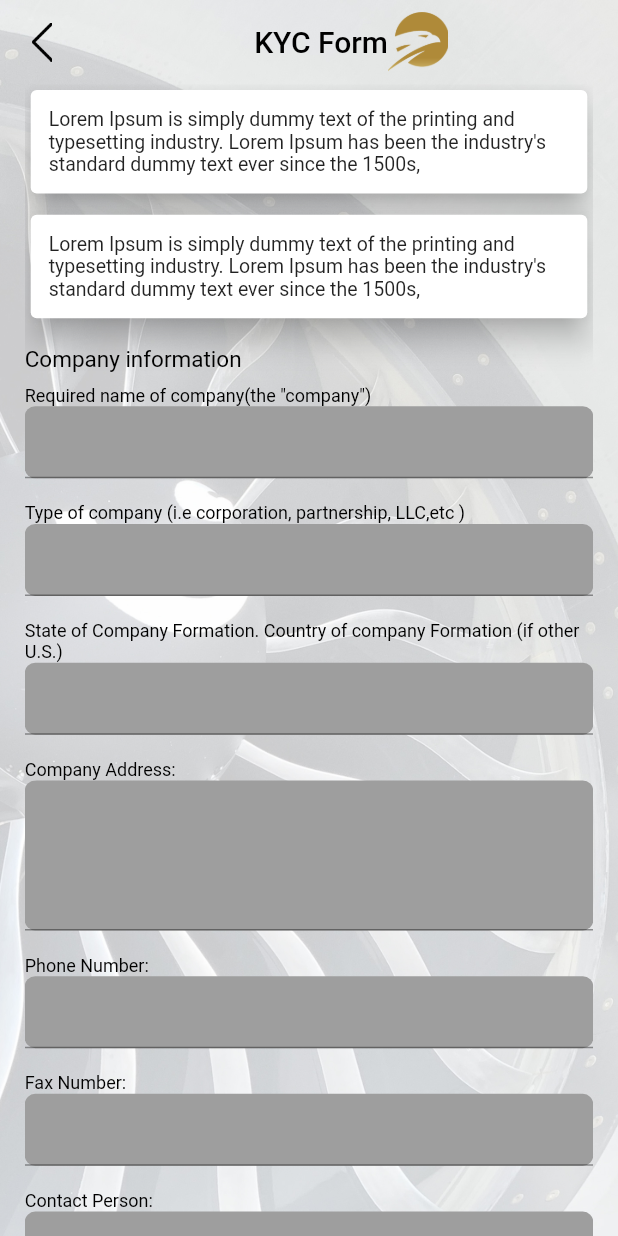
After one commit to UmaiZ/stande_aero, a Flutter app: the kyc_form screen opened directly, on a phone screen of 412 x 824 dp. The commit adds this screen. Run offline on Flutter 3.47's test engine with Material 2 defaults, Android fonts, the light colour scheme and no system bars; our stand-ins replace carousel_slider, get, table_calendar.

Commit message:
payment Completed and Kyc form completed

```diff
--- a/lib/screens/home/home.dart
+++ b/lib/screens/home/home.dart
@@ -5,6 +5,7 @@ import 'package:get/get.dart';
 import 'package:stande_aero/screens/Profile/profile.dart';
 import 'package:stande_aero/screens/booking/booking.dart';
 import 'package:stande_aero/screens/home/drawer.dart';
+import 'package:stande_aero/screens/kyc_Form/kyc_form.dart';
 // import 'package:stande_aero/screens/home/Profile/editprofile.dart';
 // import 'package:stande_aero/screens/home/Profile/profile.dart';
 
@@ -37,6 +38,7 @@ class HomeScreen extends StatelessWidget {
           leading: GestureDetector(
             behavior: HitTestBehavior.translucent,
             onTap: () {
+              Get.to(kyc_form());
               _key.currentState!.openDrawer();
             },
             child: Padding(
--- /dev/null
+++ b/lib/screens/kyc_Form/kyc_form.dart
@@ -0,0 +1,417 @@
+import 'package:flutter/material.dart';
+import 'package:stande_aero/screens/Profile/profile.dart';
+
+class kyc_form extends StatelessWidget {
+  const kyc_form({Key? key}) : super(key: key);
+
+  @override
+  Widget build(BuildContext context) {
+    double res_width = MediaQuery.of(context).size.width;
+    double res_height = MediaQuery.of(context).size.height;
+    return Scaffold(
+      appBar: AppBar(
+        automaticallyImplyLeading: false,
+        backgroundColor: Colors.transparent,
+        elevation: 0,
+        centerTitle: true,
+        leading: GestureDetector(
+          behavior: HitTestBehavior.translucent,
+          onTap: () {
+            Navigator.pop(context);
+            // _key.currentState!.openDrawer();
+          },
+          child: Padding(
+            padding: const EdgeInsets.all(15),
+            child: Container(
+                width: 25,
+                child: Image.asset(
+                  'assets/slicing/Untitled-3.png',
+                )),
+          ),
+        ),
+        title: Row(
+          mainAxisAlignment: MainAxisAlignment.center,
+          children: [
+            Text(
+              'KYC Form',
+              style: TextStyle(color: Colors.black),
+            ),
+            Container(
+                width: 40,
+                height: 40,
+                child: Image.asset('assets/slicing/Untitled-4.png',
+                    fit: BoxFit.cover)),
+          ],
+        ),
+      ),
+      extendBodyBehindAppBar: true,
+      body: Container(
+        width: double.infinity,
+        decoration: BoxDecoration(
+          image: DecorationImage(
+            image: AssetImage("assets/slicing/Untitled-62.jpg"),
+            fit: BoxFit.cover,
+          ),
+        ),
+        child: SafeArea(
+          child: Padding(
+            padding: EdgeInsets.symmetric(horizontal: res_width * 0.04),
+            child: SingleChildScrollView(
+              child: Column(
+                crossAxisAlignment: CrossAxisAlignment.start,
+                children: [
+                  kyc_main_text(
+                      text:
+                          "Lorem Ipsum is simply dummy text of the printing and typesetting industry. Lorem Ipsum has been the industry's standard dummy text ever since the 1500s,"),
+                  kyc_main_text(
+                      text:
+                          "Lorem Ipsum is simply dummy text of the printing and typesetting industry. Lorem Ipsum has been the industry's standard dummy text ever since the 1500s,"),
+                  SizedBox(
+                    height: res_height * 0.01,
+                  ),
+                  Text(
+                    'Company information',
+                    style: TextStyle(
+                      color: Colors.black,
+                      fontSize: 15,
+                    ),
+                  ),
+                  SizedBox(
+                    height: res_height * 0.01,
+                  ),
+                  Text(
+                    'Required name of company(the "company")',
+                    style: TextStyle(
+                      color: Colors.black,
+                      fontSize: 12,
+                    ),
+                  ),
+                  textfiel_kyc(res_width: res_width),
+                  SizedBox(
+                    height: res_height * 0.02,
+                  ),
+                  Text(
+                    'Type of company (i.e corporation, partnership, LLC,etc )',
+                    style: TextStyle(
+                      color: Colors.black,
+                      fontSize: 12,
+                    ),
+                  ),
+                  textfiel_kyc(res_width: res_width),
+                  SizedBox(
+                    height: res_height * 0.02,
+                  ),
+                  Text(
+                    'State of Company Formation. Country of company Formation (if other U.S.)',
+                    style: TextStyle(
+                      color: Colors.black,
+                      fontSize: 12,
+                    ),
+                  ),
+                  textfiel_kyc(res_width: res_width),
+                  SizedBox(
+                    height: res_height * 0.02,
+                  ),
+                  Text(
+                    'Company Address:',
+                    style: TextStyle(
+                      color: Colors.black,
+                      fontSize: 12,
+                    ),
+                  ),
+                  textfiel_kyc(
+                    res_width: res_width,
+                    maxLines: 4,
+                  ),
+                  SizedBox(
+                    height: res_height * 0.02,
+                  ),
+                  Text(
+                    'Phone Number:',
+                    style: TextStyle(
+                      color: Colors.black,
+                      fontSize: 12,
+                    ),
+                  ),
+                  textfiel_kyc(res_width: res_width),
+                  SizedBox(
+                    height: res_height * 0.02,
+                  ),
+                  Text(
+                    'Fax Number:',
+                    style: TextStyle(
+                      color: Colors.black,
+                      fontSize: 12,
+                    ),
+                  ),
+                  textfiel_kyc(res_width: res_width),
+                  SizedBox(
+                    height: res_height * 0.02,
+                  ),
+                  Text(
+                    'Contact Person:',
+                    style: TextStyle(
+                      color: Colors.black,
+                      fontSize: 12,
+                    ),
+                  ),
+                  textfiel_kyc(res_width: res_width),
+                  SizedBox(
+                    height: res_height * 0.02,
+                  ),
+                  Text(
+                    'Email:',
+                    style: TextStyle(
+                      color: Colors.black,
+                      fontSize: 12,
+                    ),
+                  ),
+                  textfiel_kyc(res_width: res_width),
+                  SizedBox(
+                    height: res_height * 0.02,
+                  ),
+                  Text(
+                    'Company Website:',
+                    style: TextStyle(
+                      color: Colors.black,
+                      fontSize: 12,
+                    ),
+                  ),
+                  textfiel_kyc(res_width: res_width),
+                  SizedBox(
+                    height: res_height * 0.02,
+                  ),
+                  Text(
+                    'List Of Officer, Direction And/or Principles Of The Company',
+                    style: TextStyle(
+                      color: Colors.black,
+                      fontSize: 12,
+                    ),
+                  ),
+                  Row(
+                    mainAxisAlignment: MainAxisAlignment.spaceBetween,
+                    children: [
+                      Container(
+                        height: 40,
+                        width: res_width * 0.925 / 2.1,
+                        decoration: BoxDecoration(color: Colors.grey),
+                        child: Padding(
+                          padding: EdgeInsets.only(left: 8.0),
+                          child: TextField(
+                            decoration: InputDecoration(hintText: "Name"),
+                            keyboardType: TextInputType.datetime,
+                          ),
+                        ),
+                      ),
+                      Container(
+                        height: 40,
+                        width: res_width * 0.925 / 2.1,
+                        decoration: BoxDecoration(color: Colors.grey),
+                        child: Padding(
+                          padding: EdgeInsets.only(left: 8.0),
+                          child: TextField(
+                            decoration: InputDecoration(hintText: "Title"),
+                            keyboardType: TextInputType.datetime,
+                          ),
+                        ),
+                      ),
+                    ],
+                  ),
+                  SizedBox(
+                    height: res_height * 0.02,
+                  ),
+                  Row(
+                    mainAxisAlignment: MainAxisAlignment.spaceBetween,
+                    children: [
+                      Container(
+                        height: 40,
+                        width: res_width * 0.925 / 2.1,
+                        decoration: BoxDecoration(color: Colors.grey),
+                        child: Padding(
+                          padding: EdgeInsets.only(left: 8.0),
+                          child: TextField(
+                            decoration: InputDecoration(hintText: "Name"),
+                            keyboardType: TextInputType.datetime,
+                          ),
+                        ),
+                      ),
+                      Container(
+                        height: 40,
+                        width: res_width * 0.925 / 2.1,
+                        decoration: BoxDecoration(color: Colors.grey),
+                        child: Padding(
+                          padding: EdgeInsets.only(left: 8.0),
+                          child: TextField(
+                            decoration: InputDecoration(hintText: "Title"),
+                            keyboardType: TextInputType.datetime,
+                          ),
+                        ),
+                      ),
+                    ],
+                  ),
+                  SizedBox(
+                    height: res_height * 0.02,
+                  ),
+                  Container(
+                    width: res_width * 0.925,
+                    decoration: BoxDecoration(
+                        color: Color(0xffaf8a39),
+                        borderRadius: BorderRadius.all(Radius.circular(7))),
+                    child: Padding(
+                      padding: const EdgeInsets.all(13.0),
+                      child: Center(
+                        child: Text(
+                          'Add More',
+                          style: TextStyle(
+                              color: Colors.white,
+                              fontWeight: FontWeight.bold,
+                              fontSize: 17),
+                        ),
+                      ),
+                    ),
+                  ),
+                  SizedBox(
+                    height: res_height * 0.02,
+                  ),
+                  Text(
+                    "Busniess Activity And source of Funds",
+                    style: TextStyle(
+                      color: Colors.black,
+                      fontSize: 16,
+                    ),
+                  ),
+                  SizedBox(
+                    height: res_height * 0.02,
+                  ),
+                  Text(
+                    "Primary busnies and type of activity engaged in by Company",
+                    style: TextStyle(
+                      color: Colors.black,
+                      fontSize: 13,
+                    ),
+                  ),
+                  textfiel_kyc(res_width: res_width),
+                  SizedBox(
+                    height: res_height * 0.02,
+                  ),
+                  Text(
+                    "Service Fund To Be Paid",
+                    style: TextStyle(
+                      color: Colors.black,
+                      fontSize: 14,
+                    ),
+                  ),
+                  SizedBox(
+                    height: res_height * 0.02,
+                  ),
+                  Text(
+                    'Approximate Lease Lenth (The minimum lease requirement is 1 day, we invoice in 30 day increaments but only charge for the actual days the stand is out on lease. The lease begins the day the stand leaves our facilty and ends the day it is returned to our facility complete, in the same condition that it left).',
+                    style: TextStyle(
+                      color: Colors.black,
+                      fontSize: 10,
+                    ),
+                  ),
+                  textfiel_kyc(res_width: res_width),
+                  SizedBox(
+                    height: res_height * 0.02,
+                  ),
+                  Text(
+                    'If Your busnies is international, list of countries in which you do busniess and the address in each country',
+                    style: TextStyle(
+                      color: Colors.black,
+                      fontSize: 12,
+                    ),
+                  ),
+                  textfiel_kyc(res_width: res_width),
+                  SizedBox(
+                    height: res_height * 0.02,
+                  ),
+                  Container(
+                    width: res_width * 0.925,
+                    decoration: BoxDecoration(
+                        color: Color(0xffaf8a39),
+                        borderRadius: BorderRadius.all(Radius.circular(7))),
+                    child: Padding(
+                      padding: const EdgeInsets.all(13.0),
+                      child: Center(
+                        child: Text(
+                          'Continue',
+                          style: TextStyle(
+                              color: Colors.white,
+                              fontWeight: FontWeight.bold,
+                              fontSize: 17),
+                        ),
+                      ),
+                    ),
+                  ),
+                  SizedBox(
+                    height: res_height * 0.02,
+                  ),
+                ],
+              ),
+            ),
+          ),
+        ),
+      ),
+    );
+  }
+}
+
+class textfiel_kyc extends StatelessWidget {
+  var maxLines;
+
+  textfiel_kyc({
+    Key? key,
+    this.maxLines,
+    required this.res_width,
+  }) : super(key: key);
+
+  final double res_width;
+
+  @override
+  Widget build(BuildContext context) {
+    return Container(
+      width: res_width * 0.925,
+      decoration: BoxDecoration(
+          color: Colors.grey,
+          borderRadius: BorderRadius.all(Radius.circular(7))),
+      child: TextField(
+        maxLines: maxLines,
+      ),
+    );
+  }
+}
+
+class kyc_main_text extends StatelessWidget {
+  var text;
+
+  kyc_main_text({Key? key, this.text}) : super(key: key);
+
+  @override
+  Widget build(BuildContext context) {
+    double res_width = MediaQuery.of(context).size.width;
+    double res_height = MediaQuery.of(context).size.height;
+
+    return Column(
+      children: [
+        Container(
+          width: res_width * 0.925,
+          child: Card(
+            // margin: EdgeInsets.fromLTRB(18.0, 4.0, 18.0, 18.0),
+            elevation: 8,
+            child: Padding(
+              padding: EdgeInsets.all(12.0),
+              child: Text(
+                "$text",
+                style: TextStyle(fontSize: 13),
+              ),
+            ),
+          ),
+        ),
+        SizedBox(
+          height: res_height * 0.0075,
+        ),
+      ],
+    );
+  }
+}
--- a/lib/screens/payment/payment.dart
+++ b/lib/screens/payment/payment.dart
@@ -46,7 +46,6 @@ class payment extends StatelessWidget {
           ],
         ),
       ),
-
       extendBodyBehindAppBar: true,
       body: Container(
         width: double.infinity,
@@ -127,12 +126,15 @@ class payment extends StatelessWidget {
                             fontWeight: FontWeight.bold,
                             fontSize: 13),
                       ),
-                      SizedBox(
-                        width: res_width * 0.23,
-                      ),
-                      Image.asset(
-                        "assets/slicing/Untitled-63.png",
-                        width: res_width * 0.025,
+                      // SizedBox(
+                      //   width: res_width * 0.23,
+                      // ),
+                      Padding(
+                        padding: EdgeInsets.only(left: res_width * 0.12),
+                        child: Image.asset(
+                          "assets/slicing/Untitled-63.png",
+                          width: res_width * 0.025,
+                        ),
                       ),
                     ],
                   ),
@@ -161,12 +163,12 @@ class payment extends StatelessWidget {
                             fontWeight: FontWeight.bold,
                             fontSize: 13),
                       ),
-                      SizedBox(
-                        width: res_width * 0.23,
-                      ),
-                      Image.asset(
-                        "assets/slicing/Untitled-63.png",
-                        width: res_width * 0.025,
+                      Padding(
+                        padding: EdgeInsets.only(left: res_width * 0.12),
+                        child: Image.asset(
+                          "assets/slicing/Untitled-63.png",
+                          width: res_width * 0.025,
+                        ),
                       ),
                     ],
                   ),
@@ -176,7 +178,9 @@ class payment extends StatelessWidget {
                 height: res_height * 0.01,
               ),
               GestureDetector(
-                onTap: (){Get.to(() => WireTransfer());},
+                onTap: () {
+                  Get.to(() => WireTransfer());
+                },
                 child: Container(
                   width: res_width * 0.95,
                   decoration: BoxDecoration(
@@ -185,7 +189,7 @@ class payment extends StatelessWidget {
                   child: Padding(
                     padding: const EdgeInsets.all(13.0),
                     child: Row(
-                      mainAxisAlignment: MainAxisAlignment.spaceBetween,
+                      // mainAxisAlignment: MainAxisAlignment.spaceBetween,
                       children: [
                         // Image.asset(
                         //   "assets/slicing/Untitled-55.png",
@@ -202,7 +206,7 @@ class payment extends StatelessWidget {
                           width: res_width * 0.23,
                         ),
                         Padding(
-                          padding: EdgeInsets.only(right: 8.0),
+                          padding: EdgeInsets.only(left: res_width * 0.32),
                           child: Image.asset(
                             "assets/slicing/Untitled-63.png",
                             width: res_width * 0.025,
```
